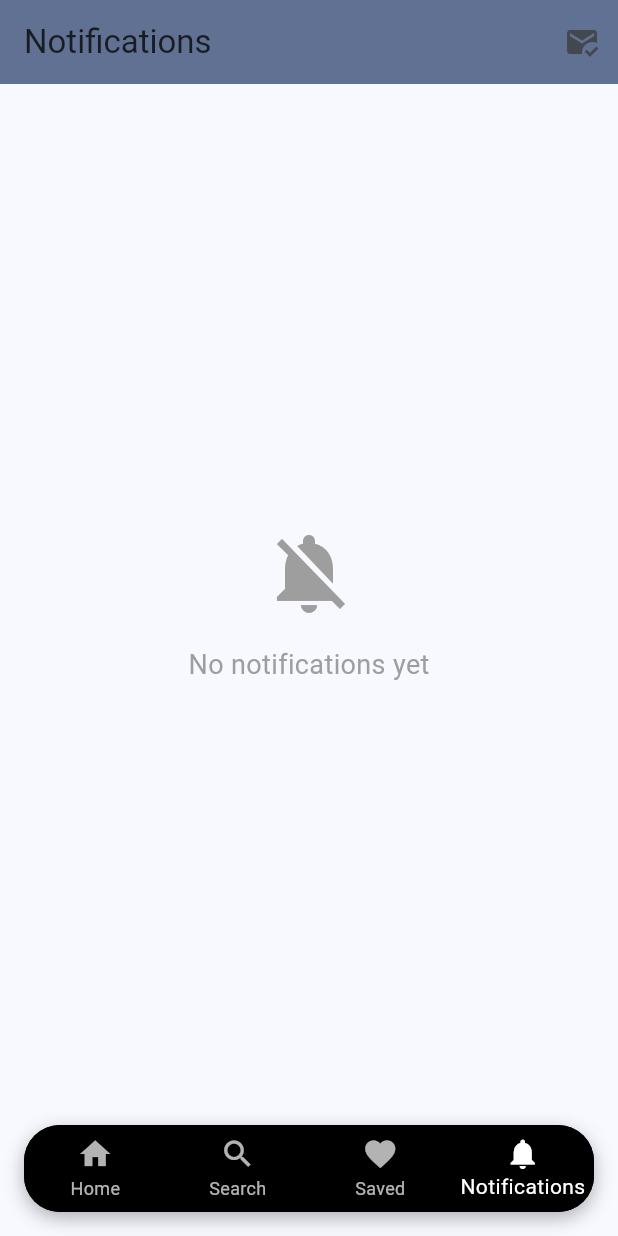
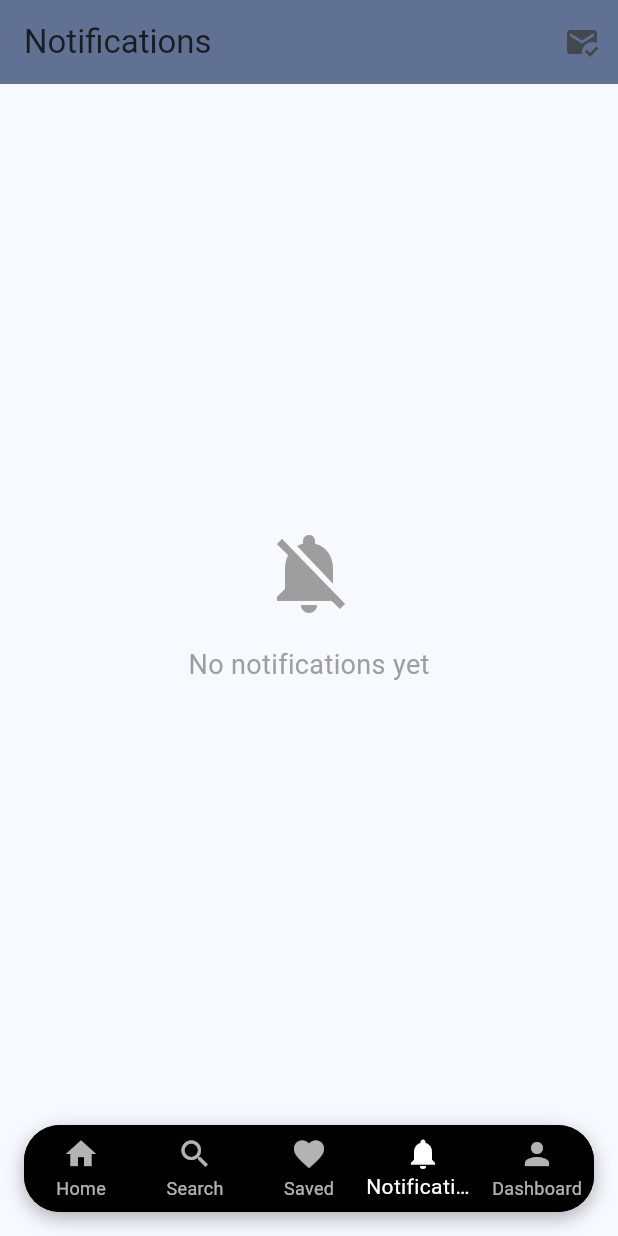
Before and after one commit to MORISON-K/smartspace, a Flutter app: the BuyerHomeScreen screen opened directly, item 4 of the bottom bar chosen, on a phone screen of 412 x 824 dp. Run offline on Flutter 3.47's test engine with Material 3 defaults, Android fonts, the light colour scheme and no system bars; our stand-ins replace cloud_firestore, file_picker, firebase_auth, firebase_core, firebase_messaging, firebase_storage and 4 more; missing offline and left inert: syncfusion_flutter_pdfviewer; accounts and stored records are empty.

Commit message:
updated it

```diff
--- a/lib/buyer/buyer_home_screen.dart
+++ b/lib/buyer/buyer_home_screen.dart
@@ -3,6 +3,9 @@ import 'package:smartspace/buyer/favorite_screen.dart';
 import 'package:smartspace/buyer/home_screen_content.dart';
 import 'package:smartspace/buyer/search_screen.dart';
 import 'package:smartspace/notifications/notifications_screen.dart';
+import 'package:smartspace/buyer/buyer_dashboard.dart';
+import 'package:firebase_auth/firebase_auth.dart';
+
 
 class BuyerHomeScreen extends StatefulWidget {
   const BuyerHomeScreen({super.key});
@@ -25,6 +28,8 @@ class _BuyerHomeScreenState extends State<BuyerHomeScreen> {
     const SearchScreen(),
     const FavoriteScreen(),
     const NotificationsScreen(),
+     BuyerDashboardScreen(userId: FirebaseAuth.instance.currentUser!.uid),
+
   ];
 
   @override
@@ -69,6 +74,11 @@ class _BuyerHomeScreenState extends State<BuyerHomeScreen> {
                   icon: Icon(Icons.notifications),
                   label: 'Notifications',
                 ),
+                BottomNavigationBarItem(
+                  icon: Icon(Icons.person),
+                  label: 'Dashboard',
+                ),
+
               ],
             ),
           ),
```
